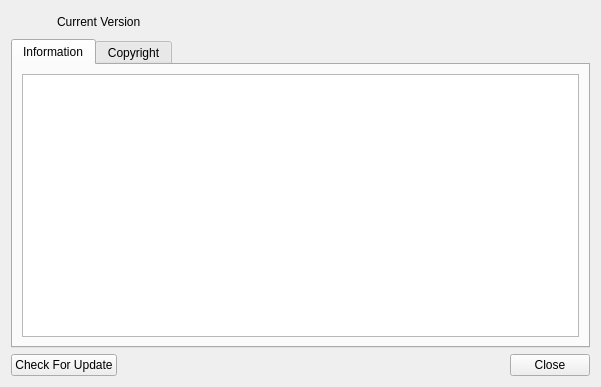
This is CryptokiMan/about_dlg.ui in jykim74/CryptokiMan as Qt 5 draws it before an edit. The edited form follows.
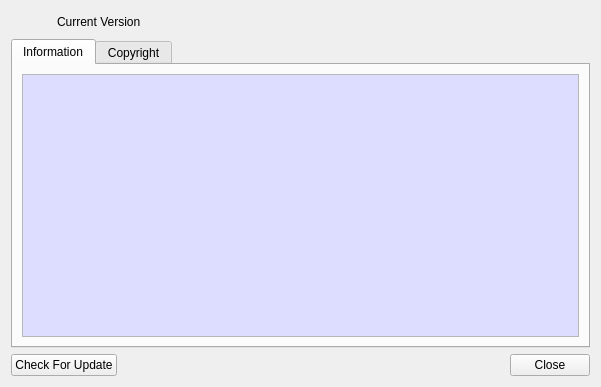
This is the edited form. The open tabs and pages were chosen to show the change. Icons and pictures are not drawn.

Commit message: UI 개선

The edit to the form file:
```diff
--- a/CryptokiMan/about_dlg.ui
+++ b/CryptokiMan/about_dlg.ui
@@ -72,7 +72,35 @@
       </attribute>
       <layout class="QVBoxLayout" name="verticalLayout_2">
        <item>
-        <widget class="QTextBrowser" name="mAboutText"/>
+        <widget class="QTextBrowser" name="mAboutText">
+         <property name="palette">
+          <palette>
+           <active>
+            <colorrole role="Base">
+             <brush brushstyle="SolidPattern">
+              <color alpha="255">
+               <red>221</red>
+               <green>221</green>
+               <blue>255</blue>
+              </color>
+             </brush>
+            </colorrole>
+           </active>
+           <inactive>
+            <colorrole role="Base">
+             <brush brushstyle="SolidPattern">
+              <color alpha="255">
+               <red>221</red>
+               <green>221</green>
+               <blue>255</blue>
+              </color>
+             </brush>
+            </colorrole>
+           </inactive>
+           <disabled/>
+          </palette>
+         </property>
+        </widget>
        </item>
       </layout>
      </widget>
```
Left out of the diff: 32 changed lines with no effect on the pictures.
